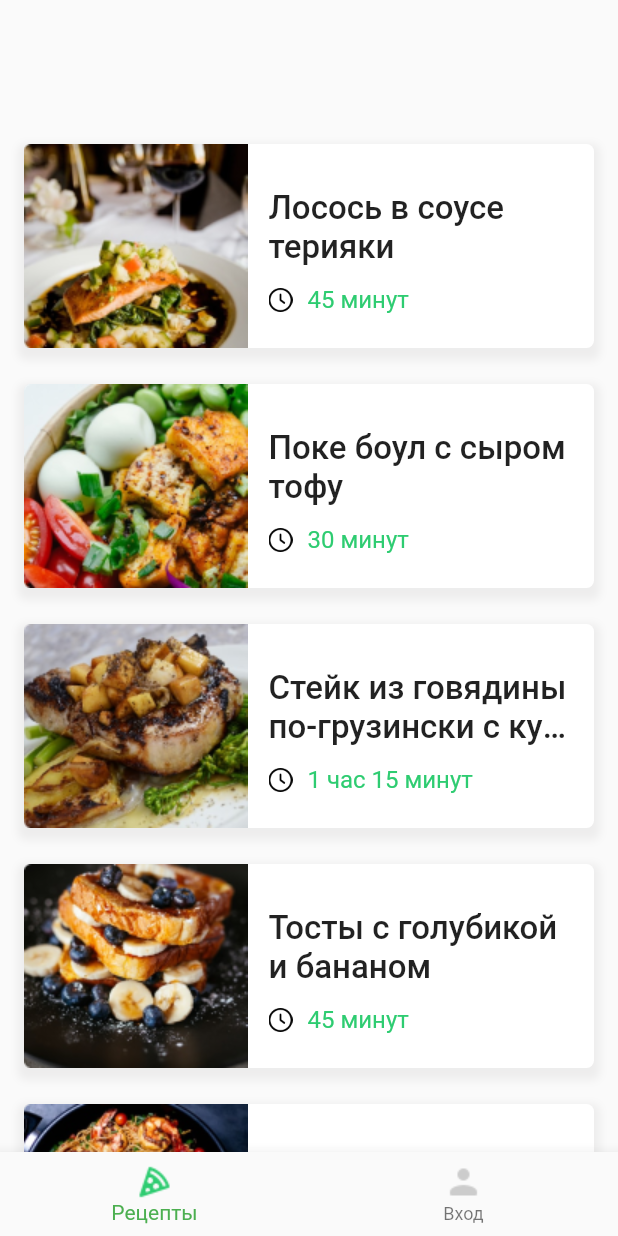
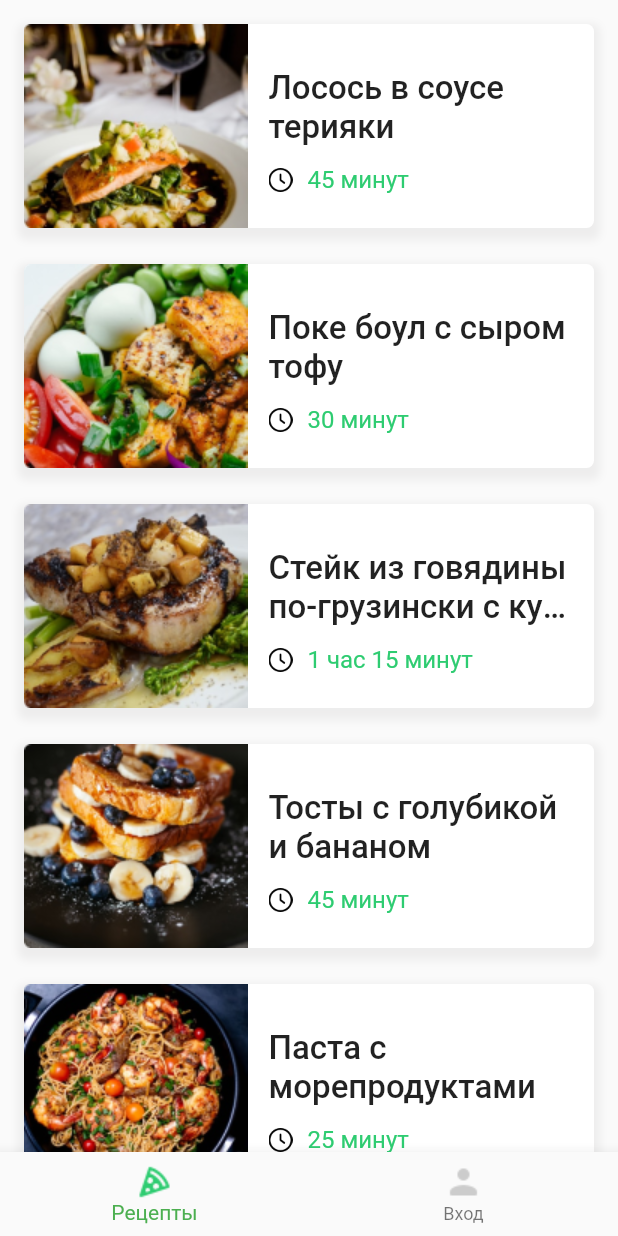
Before and after one commit to pasterhaishi/natalya_vorotnikova_hw_02, a Flutter app: the screen it shows after launch, on a phone screen of 412 x 824 dp. Run offline on Flutter 3.47's test engine with Material 2 defaults, Android fonts, the phone set to English and light mode, and no system bars; project files that could hold a hidden picture were left out.

Commit message:
Update widget_spisok.dart
теперь и с SafeArea)

```diff
--- a/lib/widget_spisok.dart
+++ b/lib/widget_spisok.dart
@@ -46,8 +46,8 @@ class _MyHomePageState extends State<MyHomePage> {
   @override
   Widget build(BuildContext context) {
     return Scaffold(
-      body: Padding(
-        padding: const EdgeInsets.fromLTRB(0, 80, 0, 0),
+      body: SafeArea(
+        //padding: const EdgeInsets.fromLTRB(0, 80, 0, 0),
         child: ListView.builder(
             padding: const EdgeInsets.all(16),
             itemCount: dataRecipes.length,
```
